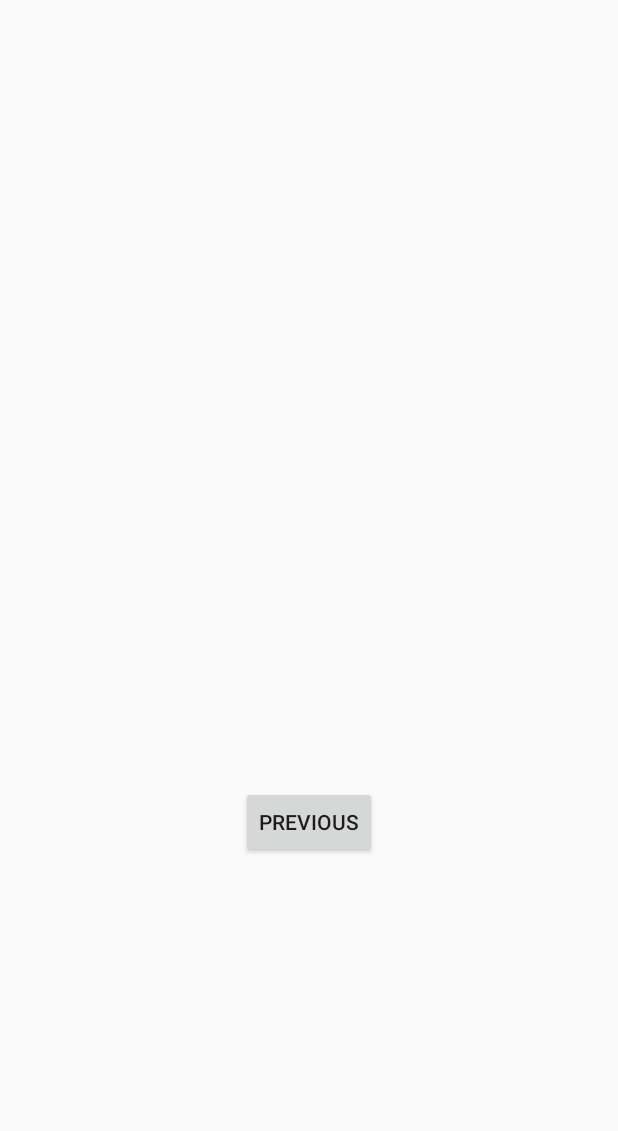
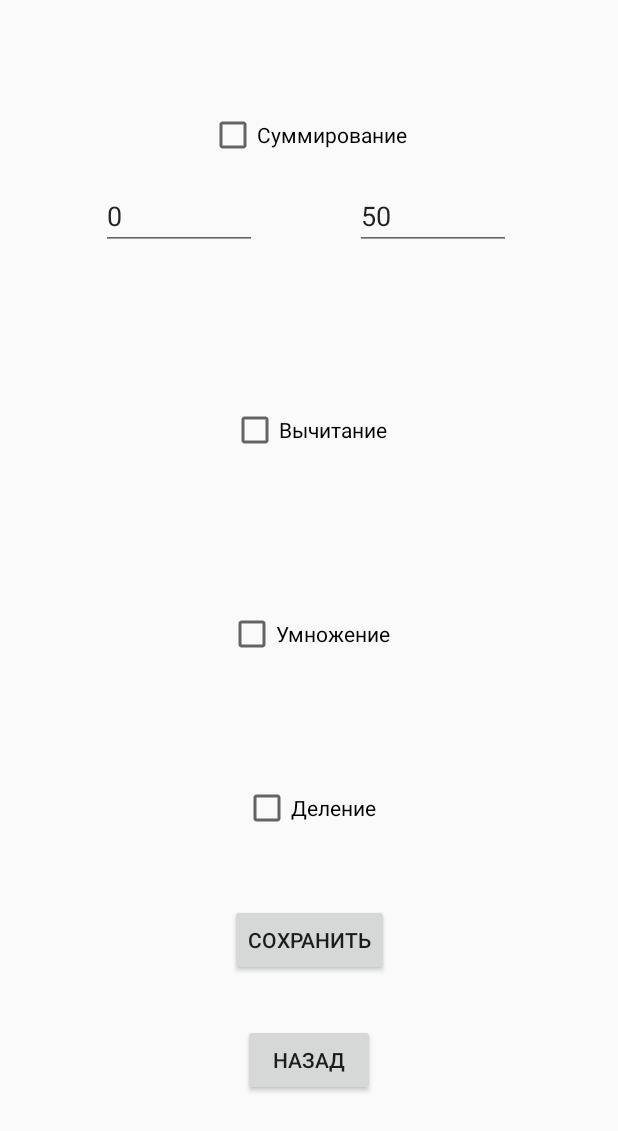
Before and after one commit to Smet2133/arithmetic-basic, an Android app: the SettingsFragment screen opened through its navigation route, on a phone screen of 412 x 824 dp. Shown: the top 1131 px of the screen. Run offline under Robolectric (Android 15) with nearby library versions, the phone set to English and light mode, and no system bars; 1 statement that could not run was skipped.

Commit message:
the first version with addition and hardcoded settings

```diff
--- a/app/src/main/java/smet2133/arithmetic_basic/MainMenuFragment.kt
+++ b/app/src/main/java/smet2133/arithmetic_basic/MainMenuFragment.kt
@@ -24,8 +24,12 @@ class MainMenuFragment : Fragment() {
     override fun onViewCreated(view: View, savedInstanceState: Bundle?) {
         super.onViewCreated(view, savedInstanceState)
 
-        view.findViewById<Button>(R.id.button_first).setOnClickListener {
+        view.findViewById<Button>(R.id.button_settings).setOnClickListener {
             findNavController().navigate(R.id.action_MainMenu_to_Settings)
+        }
+
+        view.findViewById<Button>(R.id.button_start).setOnClickListener {
+            findNavController().navigate(R.id.action_MainMenu_to_Test)
         }
     }
 }
--- a/app/src/main/java/smet2133/arithmetic_basic/SecondFragment.kt
+++ b/app/src/main/java/smet2133/arithmetic_basic/SettingsFragment.kt
@@ -11,21 +11,21 @@ import androidx.navigation.fragment.findNavController
 /**
  * A simple [Fragment] subclass as the second destination in the navigation.
  */
-class SecondFragment : Fragment() {
+class SettingsFragment : Fragment() {
 
     override fun onCreateView(
             inflater: LayoutInflater, container: ViewGroup?,
             savedInstanceState: Bundle?
     ): View? {
         // Inflate the layout for this fragment
-        return inflater.inflate(R.layout.fragment_second, container, false)
+        return inflater.inflate(R.layout.fragment_settings, container, false)
     }
 
     override fun onViewCreated(view: View, savedInstanceState: Bundle?) {
         super.onViewCreated(view, savedInstanceState)
 
-        view.findViewById<Button>(R.id.button_second).setOnClickListener {
-            findNavController().navigate(R.id.action_SecondFragment_to_FirstFragment)
+        view.findViewById<Button>(R.id.button_test_end).setOnClickListener {
+            findNavController().navigate(R.id.action_Settings_to_MainMenu)
         }
     }
 }
--- a/app/src/main/res/layout/activity_main.xml
+++ b/app/src/main/res/layout/activity_main.xml
@@ -9,6 +9,8 @@
 
 
    <include layout="@layout/content_main" />
+
+
 </androidx.constraintlayout.widget.ConstraintLayout>
 
 <!--
--- a/app/src/main/res/layout/fragment_second.xml
+++ /dev/null
@@ -1,27 +0,0 @@
-<?xml version="1.0" encoding="utf-8"?>
-<androidx.constraintlayout.widget.ConstraintLayout xmlns:android="http://schemas.android.com/apk/res/android"
-    xmlns:app="http://schemas.android.com/apk/res-auto"
-    xmlns:tools="http://schemas.android.com/tools"
-    android:layout_width="match_parent"
-    android:layout_height="match_parent"
-    tools:context=".SecondFragment">
-
-    <TextView
-        android:id="@+id/textview_second"
-        android:layout_width="wrap_content"
-        android:layout_height="wrap_content"
-        app:layout_constraintBottom_toTopOf="@id/button_second"
-        app:layout_constraintEnd_toEndOf="parent"
-        app:layout_constraintStart_toStartOf="parent"
-        app:layout_constraintTop_toTopOf="parent" />
-
-    <Button
-        android:id="@+id/button_second"
-        android:layout_width="wrap_content"
-        android:layout_height="wrap_content"
-        android:text="@string/previous"
-        app:layout_constraintBottom_toBottomOf="parent"
-        app:layout_constraintEnd_toEndOf="parent"
-        app:layout_constraintStart_toStartOf="parent"
-        app:layout_constraintTop_toBottomOf="@id/textview_second" />
-</androidx.constraintlayout.widget.ConstraintLayout>
--- /dev/null
+++ b/app/src/main/res/layout/fragment_settings.xml
@@ -0,0 +1,102 @@
+<?xml version="1.0" encoding="utf-8"?>
+<androidx.constraintlayout.widget.ConstraintLayout xmlns:android="http://schemas.android.com/apk/res/android"
+    xmlns:app="http://schemas.android.com/apk/res-auto"
+    xmlns:tools="http://schemas.android.com/tools"
+    android:layout_width="match_parent"
+    android:layout_height="match_parent"
+    tools:context=".SettingsFragment">
+
+    <EditText
+        android:id="@+id/editTextSumFrom2"
+        android:layout_width="104dp"
+        android:layout_height="45dp"
+        android:layout_marginTop="15dp"
+        android:ems="10"
+        android:inputType="textPersonName"
+        android:text="0"
+        app:layout_constraintEnd_toEndOf="parent"
+        app:layout_constraintHorizontal_bias="0.219"
+        app:layout_constraintStart_toStartOf="parent"
+        app:layout_constraintTop_toBottomOf="@+id/checkBox_sum" />
+
+    <CheckBox
+        android:id="@+id/checkBox_div"
+        android:layout_width="wrap_content"
+        android:layout_height="wrap_content"
+        android:layout_marginBottom="48dp"
+        android:text="Деление"
+        app:layout_constraintBottom_toTopOf="@+id/button_settings_save"
+        app:layout_constraintEnd_toEndOf="parent"
+        app:layout_constraintStart_toStartOf="parent" />
+
+    <CheckBox
+        android:id="@+id/checkBox_mul"
+        android:layout_width="wrap_content"
+        android:layout_height="wrap_content"
+        android:layout_marginBottom="84dp"
+        android:text="Умножение"
+        app:layout_constraintBottom_toTopOf="@+id/checkBox_div"
+        app:layout_constraintEnd_toEndOf="parent"
+        app:layout_constraintHorizontal_bias="0.5"
+        app:layout_constraintStart_toStartOf="parent" />
+
+    <CheckBox
+        android:id="@+id/checkBox_sub"
+        android:layout_width="wrap_content"
+        android:layout_height="wrap_content"
+        android:layout_marginBottom="104dp"
+        android:text="Вычитание"
+        app:layout_constraintBottom_toTopOf="@+id/checkBox_mul"
+        app:layout_constraintEnd_toEndOf="parent"
+        app:layout_constraintHorizontal_bias="0.5"
+        app:layout_constraintStart_toStartOf="parent" />
+
+    <Button
+        android:id="@+id/button_toMainMenu"
+        android:layout_width="wrap_content"
+        android:layout_height="wrap_content"
+        android:text="Назад"
+        app:layout_constraintBottom_toBottomOf="parent"
+        app:layout_constraintEnd_toEndOf="parent"
+        app:layout_constraintHorizontal_bias="0.499"
+        app:layout_constraintStart_toStartOf="parent"
+        app:layout_constraintTop_toTopOf="parent"
+        app:layout_constraintVertical_bias="0.88" />
+
+    <CheckBox
+        android:id="@+id/checkBox_sum"
+        android:layout_width="wrap_content"
+        android:layout_height="wrap_content"
+        android:text="Суммирование"
+        app:layout_constraintBottom_toTopOf="@+id/checkBox_sub"
+        app:layout_constraintEnd_toEndOf="parent"
+        app:layout_constraintHorizontal_bias="0.498"
+        app:layout_constraintStart_toStartOf="parent"
+        app:layout_constraintTop_toTopOf="parent"
+        app:layout_constraintVertical_bias="0.311" />
+
+    <EditText
+        android:id="@+id/editTextSumTo"
+        android:layout_width="104dp"
+        android:layout_height="45dp"
+        android:layout_marginTop="15dp"
+        android:ems="10"
+        android:inputType="textPersonName"
+        android:text="50"
+        app:layout_constraintEnd_toEndOf="parent"
+        app:layout_constraintHorizontal_bias="0.768"
+        app:layout_constraintStart_toStartOf="parent"
+        app:layout_constraintTop_toBottomOf="@+id/checkBox_sum" />
+
+    <Button
+        android:id="@+id/button_settings_save"
+        android:layout_width="wrap_content"
+        android:layout_height="wrap_content"
+        android:layout_marginBottom="32dp"
+        android:text="сохранить"
+        app:layout_constraintBottom_toTopOf="@+id/button_toMainMenu"
+        app:layout_constraintEnd_toEndOf="parent"
+        app:layout_constraintHorizontal_bias="0.5"
+        app:layout_constraintStart_toStartOf="parent" />
+
+</androidx.constraintlayout.widget.ConstraintLayout>
--- a/app/src/main/res/navigation/nav_graph.xml
+++ b/app/src/main/res/navigation/nav_graph.xml
@@ -13,16 +13,31 @@
 
         <action
             android:id="@+id/action_MainMenu_to_Settings"
-            app:destination="@id/SecondFragment" />
-    </fragment>
-    <fragment
-        android:id="@+id/SecondFragment"
-        android:name="smet2133.arithmetic_basic.SecondFragment"
-        android:label="@string/second_fragment_label"
-        tools:layout="@layout/fragment_second">
+            app:destination="@id/SettingsFragment" />
 
         <action
-            android:id="@+id/action_SecondFragment_to_FirstFragment"
+            android:id="@+id/action_MainMenu_to_Test"
+            app:destination="@id/TestFragment" />
+    </fragment>
+
+    <fragment
+        android:id="@+id/TestFragment"
+        android:name="smet2133.arithmetic_basic.TestFragment"
+        tools:layout="@layout/fragment_test">
+
+        <action
+            android:id="@+id/action_Test_to_MainMenu"
+            app:destination="@id/MainMenuFragment" />
+    </fragment>
+
+    <fragment
+        android:id="@+id/SettingsFragment"
+        android:name="smet2133.arithmetic_basic.SettingsFragment"
+        android:label="@string/second_fragment_label"
+        tools:layout="@layout/fragment_settings">
+
+        <action
+            android:id="@+id/action_Settings_to_MainMenu"
             app:destination="@id/MainMenuFragment" />
     </fragment>
 </navigation>
```
Also changed, not shown: app/src/main/java/smet2133/arithmetic_basic/TestFragment.kt (added, +89 -0 lines), app/src/main/java/smet2133/arithmetic_basic/logic/Settings.kt (added, +9 -0 lines), app/src/main/java/smet2133/arithmetic_basic/logic/Test.kt (added, +47 -0 lines), app/src/main/res/layout/fragment_main_menu.xml (+8 -7 lines), app/src/main/res/layout/fragment_test.xml (added, +137 -0 lines).
